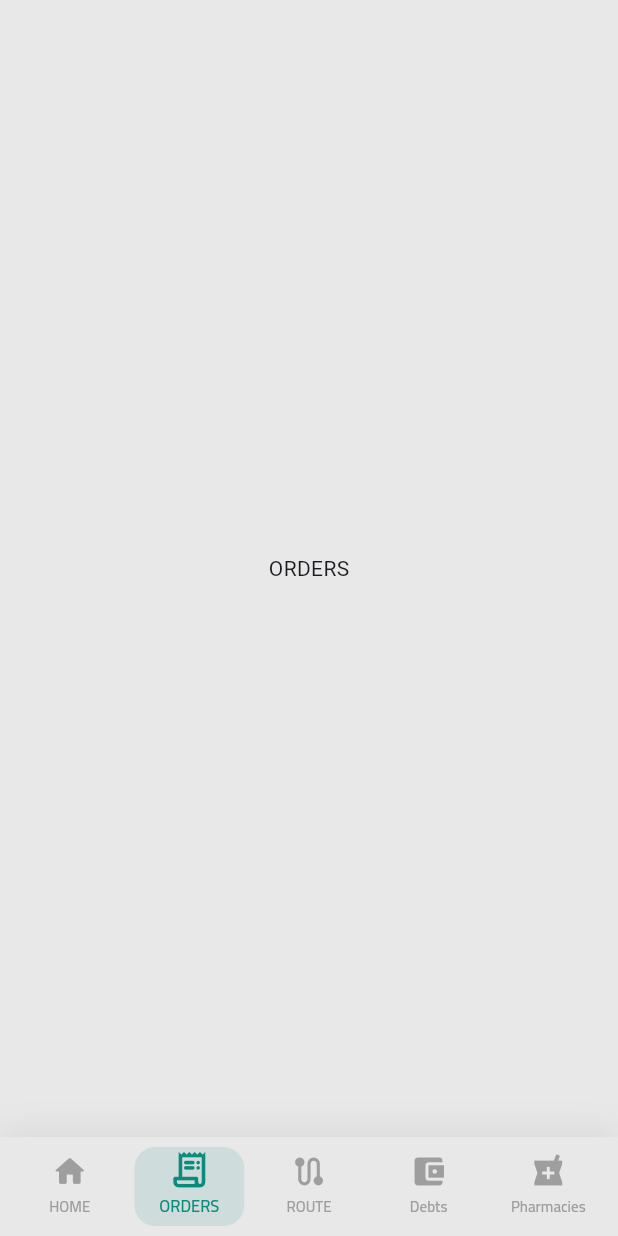
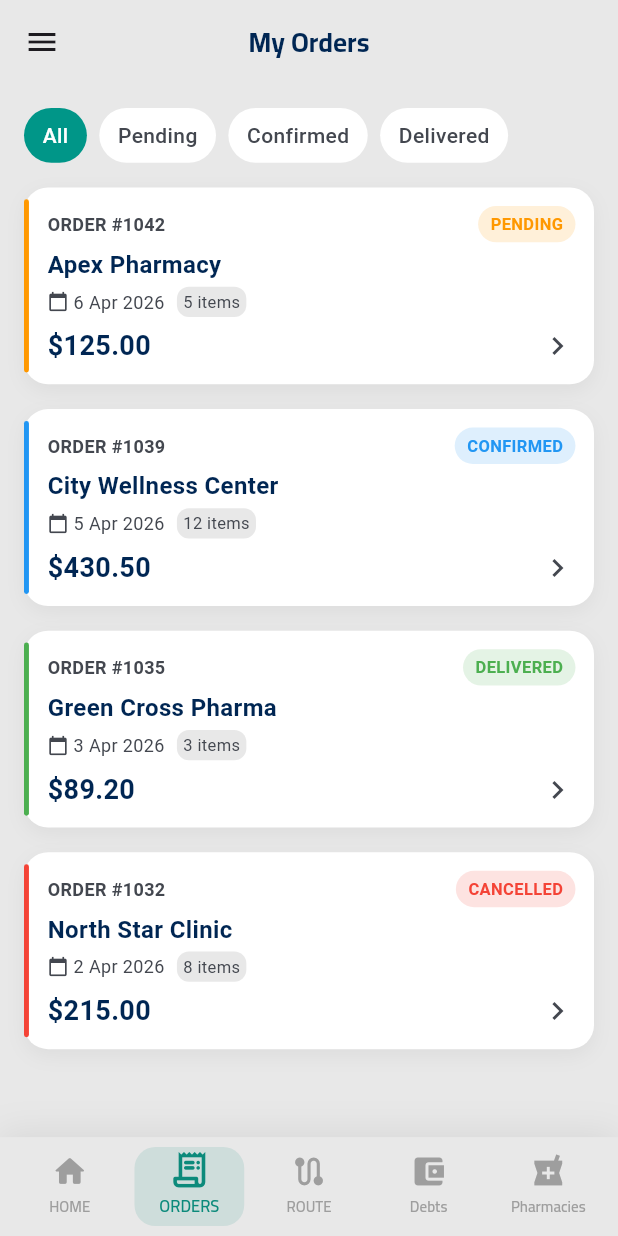
Before and after one commit to Mustafa-Sharaf/IntelliPharm, a Flutter app: the HomeScreen screen opened by its route, item 2 of the bottom bar chosen, on a phone screen of 412 x 824 dp. Run offline on Flutter 3.47's test engine with Material 3 defaults, Android fonts, the light colour scheme and no system bars; our stand-ins replace dio, geolocator, get, get_storage, google_maps_flutter; accounts and stored records are empty.

Commit message:
create order card

```diff
--- a/lib/Widgets/HomeCard.dart
+++ /dev/null
@@ -1,59 +0,0 @@
-
-/*
-import 'package:flutter/material.dart';
-import '../app_theme/theme_extension.dart';
-
-
-class HomeCard extends StatelessWidget {
-  final IconData icon;
-  final String title;
-  final Color color;
-  final VoidCallback onTap;
-
-  const HomeCard({
-    super.key,
-    required this.icon,
-    required this.title,
-    required this.color,
-    required this.onTap,
-  });
-
-  @override
-  Widget build(BuildContext context) {
-    final theme = Theme.of(context);
-    final colors = theme.extension<ThemeColors>()!;
-    return InkWell(
-      borderRadius: BorderRadius.circular(18),
-      onTap: onTap,
-      child: Container(
-        decoration: BoxDecoration(
-          color: theme.brightness == Brightness.dark
-              ? colors.component
-              : color.withValues(alpha: 0.12),
-          borderRadius: BorderRadius.circular(18),
-        ),
-        child: Column(
-          mainAxisAlignment: MainAxisAlignment.center,
-          children: [
-            CircleAvatar(
-              radius: 30,
-              backgroundColor: color.withValues(alpha: 0.25),
-              child: Icon(icon, size: 32, color: color),
-            ),
-             SizedBox(height: MediaQuery.of(context).size.height*0.014),
-            Text(
-              title,
-              style: TextStyle(
-                fontSize: 16,
-                fontWeight: FontWeight.w600,
-                fontFamily: 'Cairo',
-                color: color,
-              ),
-            ),
-          ],
-        ),
-      ),
-    );
-  }
-}
-*/
--- a/lib/Widgets/MenuHome.dart
+++ b/lib/Widgets/MenuHome.dart
@@ -5,6 +5,7 @@ import '../app_theme/theme_controller.dart';
 import '../app_theme/theme_extension.dart';
 import 'LanguageBottomSheet.dart';
 
+//New code
 class DrawerHome extends StatelessWidget {
   const DrawerHome({super.key});
 
--- /dev/null
+++ b/lib/Widgets/OrderCard.dart
@@ -0,0 +1,167 @@
+
+import 'package:flutter/material.dart';
+import '../app_theme/theme_extension.dart';
+//New code
+class OrderCard extends StatelessWidget {
+  final String orderId;
+  final String pharmacyName;
+  final String date;
+  final String itemsCount;
+  final String price;
+  final String status;
+  final Color statusColor;
+
+  const OrderCard({
+    super.key,
+    required this.orderId,
+    required this.pharmacyName,
+    required this.date,
+    required this.itemsCount,
+    required this.price,
+    required this.status,
+    required this.statusColor,
+  });
+
+  @override
+  Widget build(BuildContext context) {
+    final colors = Theme.of(context).extension<ThemeColors>()!;
+    final size = MediaQuery.of(context).size;
+
+    return Container(
+      margin: EdgeInsets.symmetric(vertical: size.height * 0.01),
+      decoration: BoxDecoration(
+        color: colors.component,
+        borderRadius: BorderRadius.circular(16),
+        boxShadow: [
+          BoxShadow(
+            color: Colors.black.withValues(alpha: 0.05),
+            blurRadius: 10,
+            offset: const Offset(0, 4),
+          ),
+        ],
+      ),
+      child: Row(
+        children: [
+          Container(
+            width: size.width * 0.008,
+            height: size.height * 0.14,
+            decoration: BoxDecoration(
+              color: statusColor,
+              borderRadius: BorderRadius.circular(10),
+            ),
+          ),
+
+          Expanded(
+            child: Padding(
+              padding: EdgeInsets.all(size.width * 0.03),
+              child: Column(
+                crossAxisAlignment: CrossAxisAlignment.start,
+                children: [
+                  /// 🔹 Order ID + Status
+                  Row(
+                    mainAxisAlignment: MainAxisAlignment.spaceBetween,
+                    children: [
+                      Text(
+                        "ORDER #$orderId",
+                        style: TextStyle(
+                          color: colors.textSecondary,
+                          fontSize: 12,
+                          fontWeight: FontWeight.w600,
+                        ),
+                      ),
+
+                      Container(
+                        padding: EdgeInsets.symmetric(
+                          horizontal: size.width * 0.02,
+                          vertical: size.width * 0.01,
+                        ),
+                        decoration: BoxDecoration(
+                          color: statusColor.withValues(alpha: 0.15),
+                          borderRadius: BorderRadius.circular(20),
+                        ),
+                        child: Text(
+                          status,
+                          style: TextStyle(
+                            color: statusColor,
+                            fontSize: 11,
+                            fontWeight: FontWeight.bold,
+                          ),
+                        ),
+                      ),
+                    ],
+                  ),
+
+                  SizedBox(height: size.height * 0.004),
+
+                  Text(
+                    pharmacyName,
+                    maxLines: 1,
+                    overflow: TextOverflow.ellipsis,
+                    style: TextStyle(
+                      color: colors.textPrimary,
+                      fontSize: 16,
+                      fontWeight: FontWeight.bold,
+                    ),
+                  ),
+                  SizedBox(height: size.height * 0.004),
+                  Row(
+                    children: [
+                      Icon(
+                        Icons.calendar_today,
+                        size: 14,
+                        color: colors.textSecondary,
+                      ),
+                      SizedBox(width: size.height * 0.004),
+                      Text(
+                        date,
+                        style: TextStyle(
+                          color: colors.textSecondary,
+                          fontSize: 12,
+                        ),
+                      ),
+                      SizedBox(width: size.width * 0.02),
+                      Container(
+                        padding: EdgeInsets.symmetric(
+                          horizontal: size.width * 0.01,
+                          vertical: size.width * 0.005,
+                        ),
+                        decoration: BoxDecoration(
+                          color: colors.backgroundMain,
+                          borderRadius: BorderRadius.circular(8),
+                        ),
+                        child: Text(
+                          itemsCount,
+                          style: TextStyle(
+                            color: colors.textSecondary,
+                            fontSize: 11,
+                          ),
+                        ),
+                      ),
+                    ],
+                  ),
+
+                  SizedBox(height: size.height * 0.008),
+
+                  Row(
+                    mainAxisAlignment: MainAxisAlignment.spaceBetween,
+                    children: [
+                      Text(
+                        price,
+                        style: TextStyle(
+                          color: colors.textPrimary,
+                          fontSize: 18,
+                          fontWeight: FontWeight.bold,
+                        ),
+                      ),
+                      Icon(Icons.chevron_right, color: colors.textSecondary),
+                    ],
+                  ),
+                ],
+              ),
+            ),
+          ),
+        ],
+      ),
+    );
+  }
+}
--- /dev/null
+++ b/lib/Widgets/OrderTabs.dart
@@ -0,0 +1,52 @@
+
+
+import 'package:flutter/material.dart';
+import '../app_theme/theme_extension.dart';
+
+class OrderTabs extends StatelessWidget {
+  final List<String> tabs;
+  final int selectedIndex;
+  final Function(int) onTap;
+
+  const OrderTabs({
+    super.key,
+    required this.tabs,
+    required this.selectedIndex,
+    required this.onTap,
+  });
+
+  @override
+  Widget build(BuildContext context) {
+    final colors = Theme.of(context).extension<ThemeColors>()!;
+    final size = MediaQuery.of(context).size;
+
+    return Row(
+      children: List.generate(tabs.length, (index) {
+        final isSelected = index == selectedIndex;
+
+        return GestureDetector(
+          onTap: () => onTap(index),
+          child: Container(
+            margin: EdgeInsets.only(right: size.width * 0.02),
+            padding: EdgeInsets.symmetric(horizontal: size.width * 0.03, vertical:size.width * 0.02),
+            decoration: BoxDecoration(
+              color: isSelected
+                  ? Colors.teal
+                  : colors.backgroundSecondary,
+              borderRadius: BorderRadius.circular(20),
+            ),
+            child: Text(
+              tabs[index],
+              style: TextStyle(
+                color: isSelected
+                    ? Colors.white
+                    : colors.textSecondary,
+                fontWeight: FontWeight.w500,
+              ),
+            ),
+          ),
+        );
+      }),
+    );
+  }
+}
--- a/lib/Widgets/PharmacyCard.dart
+++ b/lib/Widgets/PharmacyCard.dart
@@ -221,6 +221,8 @@ class PharmacyCard extends StatelessWidget {
     );
   }
 }*/
+
+//New code
 import 'package:flutter/material.dart';
 import '../app_theme/theme_extension.dart';
 
@@ -306,6 +308,7 @@ class PharmacyCard extends StatelessWidget {
                     ),
                   ],
                 ),
+
                 /// ADDRESS
                 Text(
                   address,
@@ -318,6 +321,7 @@ class PharmacyCard extends StatelessWidget {
                   ),
                 ),
                 SizedBox(height: size.height * 0.008),
+
                 /// STATUS
                 Container(
                   padding: EdgeInsets.symmetric(
--- a/lib/main.dart
+++ b/lib/main.dart
@@ -14,7 +14,7 @@ import 'modules/Pharmacists/Pharmacists_Screen.dart';
 import 'modules/SignIn/SignIn_Screen.dart';
 import 'modules/Splash/Splash_Screen.dart';
 import 'modules/TrackRoute/TrackRoute_Screen.dart';
-import 'modules/ViewOrders/ViewOrders_Screen.dart';
+
 
 void main()async {
   WidgetsFlutterBinding.ensureInitialized();
@@ -56,7 +56,7 @@ class MyApp extends StatelessWidget {
         GetPage(name: '/pharmacistsScreen', page: ()=> PharmacistsScreen()),
         GetPage(name: '/addPharmacyScreen', page: ()=> AddPharmacyScreen()),
         GetPage(name: '/addOrderScreen', page: ()=> AddOrderScreen()),
-        GetPage(name: '/viewOrdersScreen', page: ()=> ViewOrdersScreen()),
+        //GetPage(name: '/viewOrdersScreen', page: ()=> ViewOrdersScreen()),
         GetPage(name: '/trackRouteScreen', page: ()=> TrackRouteScreen()),
         GetPage(name: '/trackRouteScreen', page: ()=> TrackRouteScreen()),
 
--- /dev/null
+++ b/lib/modules/Home/BuildAppBar.dart
@@ -0,0 +1,34 @@
+import 'package:flutter/material.dart';
+
+import '../../app_theme/theme_extension.dart';
+
+class BuildAppbar extends StatelessWidget implements PreferredSizeWidget {
+  final String title;
+
+  const BuildAppbar({super.key, required this.title});
+
+  @override
+  Widget build(BuildContext context) {
+    final colors = Theme.of(context).extension<ThemeColors>()!;
+
+    return AppBar(
+      backgroundColor: colors.backgroundMain,
+      elevation: 0,
+      scrolledUnderElevation: 0,
+      centerTitle: true,
+
+      title: Text(
+        title,
+        style: TextStyle(
+          fontSize: 18,
+          fontFamily: 'Cairo',
+          color: colors.textPrimary,
+          fontWeight: FontWeight.bold,
+        ),
+      ),
+    );
+  }
+
+  @override
+  Size get preferredSize => const Size.fromHeight(kToolbarHeight);
+}
--- a/lib/modules/Home/Home_Screen.dart
+++ b/lib/modules/Home/Home_Screen.dart
@@ -6,6 +6,9 @@ import '../../Widgets/CustomBottomNav/CustomBottomNavController.dart';
 import '../../Widgets/MenuHome.dart';
 import '../../app_theme/theme_extension.dart';
 import '../HomeContent/HomeContent_Screen.dart';
+import '../MyOrders/MyOrders_Screen.dart';
+import 'BuildAppBar.dart';
+
 //New code
 class HomeScreen extends StatelessWidget {
   HomeScreen({super.key});
@@ -13,7 +16,7 @@ class HomeScreen extends StatelessWidget {
 
   final pages = [
     HomeContentScreen(),
-    Center(child: Text("ORDERS")),
+    MyOrdersScreen(),
     Center(child: Text("ROUTE")),
     Center(child: Text("NOTES")),
     Center(child: Text("PROFILE")),
@@ -23,19 +26,16 @@ class HomeScreen extends StatelessWidget {
   Widget build(BuildContext context) {
     final controller = Get.put(CustomBottomNavController());
     final colors = Theme.of(context).extension<ThemeColors>()!;
-    return Obx(() => Scaffold(
+    return Obx(
+      () => Scaffold(
         key: scaffoldKey,
-      //backgroundColor: Color(0xfff2f2f2),
         backgroundColor: colors.backgroundMain,
         /// Drawer
         drawer: const DrawerHome(),
         /// AppBar
-      appBar: controller.currentIndex.value == 0
-          ? AppbarHome(scaffoldKey: scaffoldKey)
-          : null,
+        appBar: _buildAppBar(controller.currentIndex.value, scaffoldKey),
         /// Change pages
         body: pages[controller.currentIndex.value],
-
         /// Navbar
         bottomNavigationBar: CustomBottomNav(
           currentIndex: controller.currentIndex.value,
@@ -43,6 +43,32 @@ class HomeScreen extends StatelessWidget {
             controller.changeIndex(index);
           },
         ),
-    ));
+      ),
+    );
   }
 }
+
+PreferredSizeWidget? _buildAppBar(
+    int index,
+    GlobalKey<ScaffoldState> scaffoldKey,
+    ) {
+  switch (index) {
+    case 0:
+      return AppbarHome(scaffoldKey: scaffoldKey);
+
+    case 1:
+      return BuildAppbar(title: "My Orders");
+
+    case 2:
+      return AppBar(title: const Text("Route"));
+
+    case 3:
+      return AppBar(title: const Text("Notes"));
+
+    case 4:
+      return AppBar(title: const Text("Profile"));
+
+    default:
+      return null;
+  }
+}
--- /dev/null
+++ b/lib/modules/MyOrders/MyOrders_Controller.dart
@@ -0,0 +1,14 @@
+
+
+import 'package:get/get.dart';
+
+class MyOrdersController extends GetxController{
+  var selectedTab = 0.obs;
+
+  final tabs = ["All", "Pending", "Confirmed", "Delivered"];
+
+  void changeTab(int index) {
+    selectedTab.value = index;
+  }
+
+}
--- /dev/null
+++ b/lib/modules/MyOrders/MyOrders_Screen.dart
@@ -0,0 +1,76 @@
+
+import 'package:flutter/material.dart';
+import 'package:get/get.dart';
+import '../../Widgets/OrderCard.dart';
+import '../../Widgets/OrderTabs.dart';
+import '../../app_theme/theme_extension.dart';
+import 'MyOrders_Controller.dart';
+
+class MyOrdersScreen extends StatelessWidget {
+  const MyOrdersScreen({super.key});
+
+  @override
+  Widget build(BuildContext context) {
+    final colors = Theme.of(context).extension<ThemeColors>()!;
+    final controller = Get.put(MyOrdersController());
+    final size = MediaQuery.of(context).size;
+
+    return Padding(
+        padding: const EdgeInsets.all(16),
+        child: Column(
+          children: [
+            Obx(() => OrderTabs(
+              tabs: controller.tabs,
+              selectedIndex: controller.selectedTab.value,
+              onTap: controller.changeTab,
+            )),
+             SizedBox(height: size.height * 0.01),
+            /// 🔹 List
+            Expanded(
+              child: ListView(
+                children: [
+                  OrderCard(
+                    orderId: "1042",
+                    pharmacyName: "Apex Pharmacy",
+                    date: "6 Apr 2026",
+                    itemsCount: "5 items",
+                    price: "\$125.00",
+                    status: "PENDING",
+                    statusColor: Colors.orange,
+                  ),
+                  OrderCard(
+                    orderId: "1039",
+                    pharmacyName: "City Wellness Center",
+                    date: "5 Apr 2026",
+                    itemsCount: "12 items",
+                    price: "\$430.50",
+                    status: "CONFIRMED",
+                    statusColor: Colors.blue,
+                  ),
+                  OrderCard(
+                    orderId: "1035",
+                    pharmacyName: "Green Cross Pharma",
+                    date: "3 Apr 2026",
+                    itemsCount: "3 items",
+                    price: "\$89.20",
+                    status: "DELIVERED",
+                    statusColor: Colors.green,
+                  ),
+                  OrderCard(
+                    orderId: "1032",
+                    pharmacyName: "North Star Clinic",
+                    date: "2 Apr 2026",
+                    itemsCount: "8 items",
+                    price: "\$215.00",
+                    status: "CANCELLED",
+                    statusColor: Colors.red,
+                  ),
+                ],
+              ),
+            )
+          ],
+        ),
+
+    );
+  }
+}
--- a/lib/modules/ViewOrders/ViewOrders_Screen.dart
+++ /dev/null
@@ -1,18 +0,0 @@
-
-import 'package:flutter/material.dart';
-import 'package:get/get.dart';
-import '../../Widgets/CustomAppBar.dart';
-
-
-
-class ViewOrdersScreen extends StatelessWidget {
-  const ViewOrdersScreen({super.key});
-
-  @override
-  Widget build(BuildContext context) {
-    return Scaffold(
-      appBar: CustomAppBar(title: "View_Order".tr),
-
-    );
-  }
-}
```
Also changed, not shown: lib/modules/MyOrders/MyOrders_Model.dart (added), lib/modules/ViewOrders/ViewOrders_Model.dart (deleted). Lines whose indentation alone changed are shown as unchanged.
